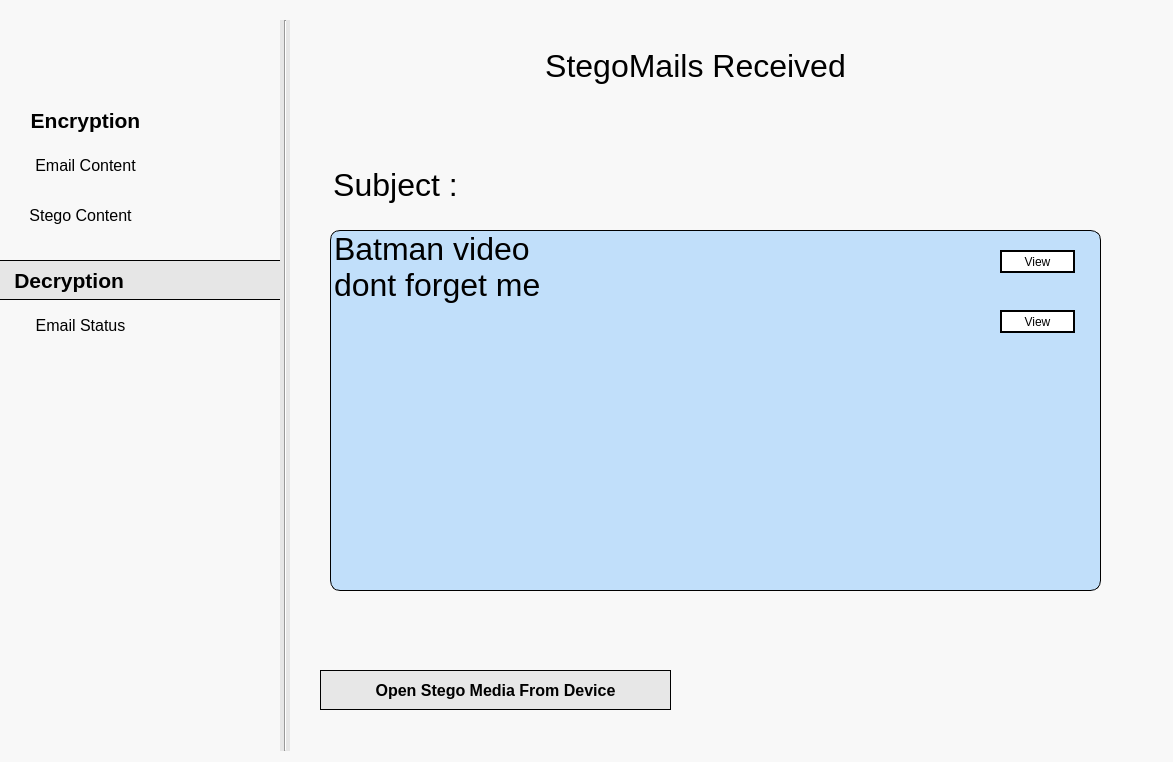
Old version of the form UI_Files/Decryption.ui in the repository StegoMailo/Desktop-App.
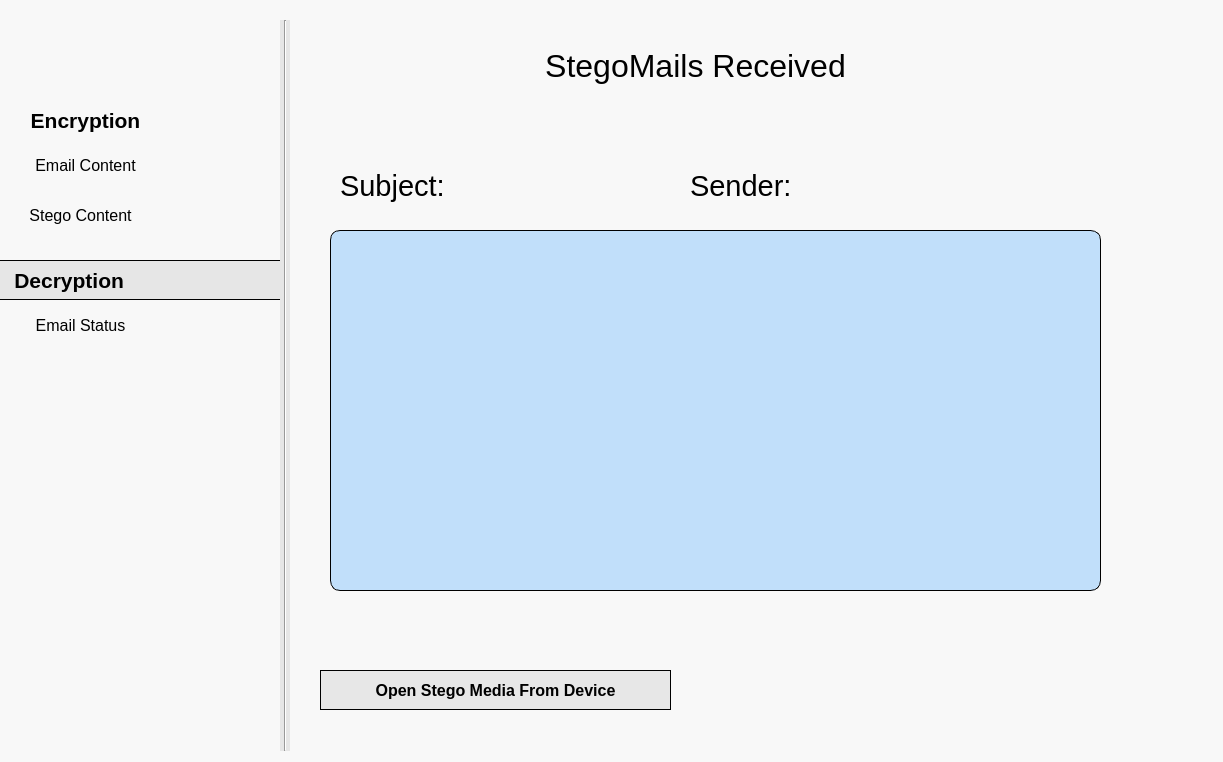
New version of the form.

```diff
--- a/UI_Files/Decryption.ui
+++ b/UI_Files/Decryption.ui
@@ -9,7 +9,7 @@
    <rect>
     <x>0</x>
     <y>0</y>
-    <width>1173</width>
+    <width>1223</width>
     <height>762</height>
    </rect>
   </property>
@@ -44,14 +44,19 @@
   <widget class="QLabel" name="label_2">
    <property name="geometry">
     <rect>
-     <x>330</x>
+     <x>340</x>
      <y>160</y>
-     <width>131</width>
+     <width>141</width>
      <height>51</height>
     </rect>
    </property>
+   <property name="font">
+    <font>
+     <pointsize>22</pointsize>
+    </font>
+   </property>
    <property name="text">
-    <string>&lt;html&gt;&lt;head/&gt;&lt;body&gt;&lt;p align=&quot;center&quot;&gt;&lt;span style=&quot; font-size:24pt; color:#000000;&quot;&gt;Subject :&lt;/span&gt;&lt;/p&gt;&lt;/body&gt;&lt;/html&gt;</string>
+    <string>Subject:</string>
    </property>
   </widget>
   <widget class="QListWidget" name="lwEmails">
@@ -63,31 +68,32 @@
      <height>361</height>
     </rect>
    </property>
+   <property name="font">
+    <font>
+     <pointsize>16</pointsize>
+    </font>
+   </property>
    <property name="styleSheet">
-    <string notr="true">background-color: rgb(138, 198, 253,0.5);
+    <string notr="true">QListWidget#lwEmails{
+background-color: rgba(138, 198, 253,0.5);
 border-radius:10px;
-border: 0.5px solid #000000;</string>
+border: 0.5px solid #000000;
+}
+
+
+ QListWidget#lwEmails::item {
+margin:0px 0px 2px 0px;
+border: 5px solid #000000;
+    }
+
+QListWidget#lwEmails::item:hover {
+margin: 0px 0px 2px 0px;
+border: 5px solid rgb(255,255,255);
+background-color: rgb(138, 198, 253);
+}
+
+</string>
    </property>
-   <item>
-    <property name="text">
-     <string>Batman video</string>
-    </property>
-    <property name="font">
-     <font>
-      <pointsize>24</pointsize>
-     </font>
-    </property>
-   </item>
-   <item>
-    <property name="text">
-     <string>dont forget me</string>
-    </property>
-    <property name="font">
-     <font>
-      <pointsize>24</pointsize>
-     </font>
-    </property>
-   </item>
   </widget>
   <widget class="QPushButton" name="UploadEncryptedMedia_pushButton">
    <property name="geometry">
@@ -283,44 +289,22 @@
     <enum>Qt::Vertical</enum>
    </property>
   </widget>
-  <widget class="QPushButton" name="View_pushButton_1">
+  <widget class="QLabel" name="label_3">
    <property name="geometry">
     <rect>
-     <x>1000</x>
-     <y>250</y>
-     <width>75</width>
-     <height>23</height>
+     <x>690</x>
+     <y>160</y>
+     <width>151</width>
+     <height>51</height>
     </rect>
    </property>
-   <property name="styleSheet">
-    <string notr="true">background-color: rgb(255, 255, 255);
-color:black;
-border-style:flat;
-border: 2px solid #000000;
-text-align: center;</string>
+   <property name="font">
+    <font>
+     <pointsize>22</pointsize>
+    </font>
    </property>
    <property name="text">
-    <string>View</string>
-   </property>
-  </widget>
-  <widget class="QPushButton" name="View_pushButton_2">
-   <property name="geometry">
-    <rect>
-     <x>1000</x>
-     <y>310</y>
-     <width>75</width>
-     <height>23</height>
-    </rect>
-   </property>
-   <property name="styleSheet">
-    <string notr="true">background-color: rgb(255, 255, 255);
-color:black;
-border-style:flat;
-border: 2px solid #000000;
-text-align: center;</string>
-   </property>
-   <property name="text">
-    <string>View</string>
+    <string>Sender:</string>
    </property>
   </widget>
  </widget>
```
Left out of the diff: 2 changed lines with no effect on the pictures.
